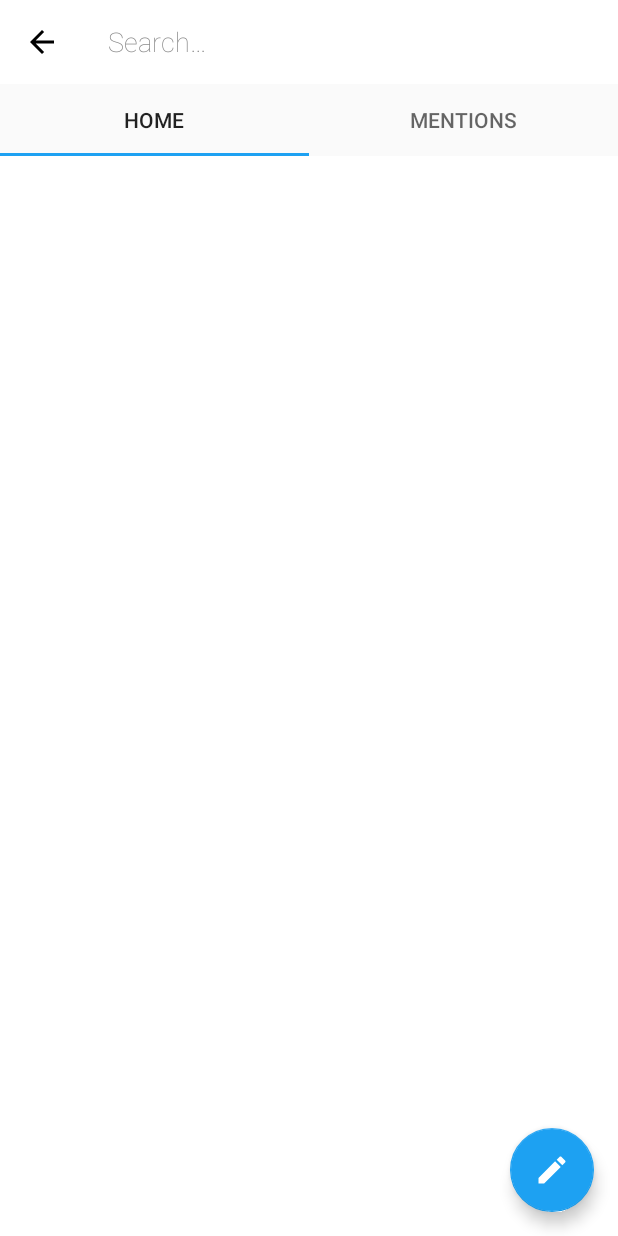
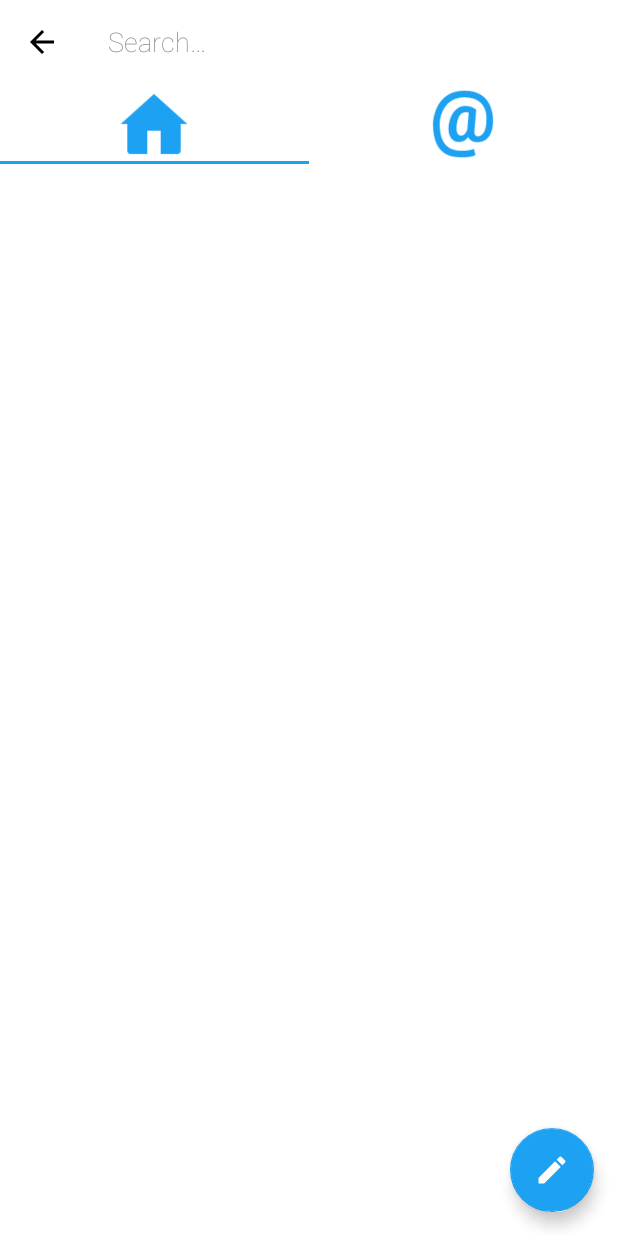
Before and after one commit to ShawnDuan/WxTwitter, an Android app: the TabAndPagerFragment screen opened directly, with no data from a screen before it, after a tap on "Search", on a phone screen of 412 x 824 dp. Run offline under Robolectric (Android 15) with nearby library versions, the phone set to English and light mode, and no system bars; our stand-ins replace ButterKnife; libraries missing offline, so code that uses them is left out: com.loopj.android, cz.msebera.android, jp.wasabeef.glide, org.parceler, rx.android.schedulers and 1 more; pictures from the network do not load; 4 statements that could not run were skipped.

Commit message:
Tab icons.

```diff
--- a/app/src/main/java/com/shawn_duan/wxtwitter/adapters/TimelineFragmentPagerAdapter.java
+++ b/app/src/main/java/com/shawn_duan/wxtwitter/adapters/TimelineFragmentPagerAdapter.java
@@ -1,10 +1,16 @@
 package com.shawn_duan.wxtwitter.adapters;
 
 import android.content.Context;
+import android.graphics.drawable.Drawable;
 import android.support.v4.app.Fragment;
 import android.support.v4.app.FragmentManager;
 import android.support.v4.app.FragmentPagerAdapter;
+import android.support.v4.content.ContextCompat;
+import android.text.Spannable;
+import android.text.SpannableString;
+import android.text.style.ImageSpan;
 
+import com.shawn_duan.wxtwitter.R;
 import com.shawn_duan.wxtwitter.fragments.HomeTimelineFragment;
 import com.shawn_duan.wxtwitter.fragments.MentionsTimelineFragment;
 
@@ -15,6 +21,12 @@ import com.shawn_duan.wxtwitter.fragments.MentionsTimelineFragment;
 public class TimelineFragmentPagerAdapter extends FragmentPagerAdapter {
 
     private String tabTitles[] = new String[] { "Home", "Mentions"};
+
+    private int[] imageResId = {
+            R.drawable.ic_home_blue,
+            R.drawable.ic_at_blue,
+    };
+
     final int PAGE_COUNT = tabTitles.length;
 
     private Context context;
@@ -43,7 +55,11 @@ public class TimelineFragmentPagerAdapter extends FragmentPagerAdapter {
 
     @Override
     public CharSequence getPageTitle(int position) {
-        // Generate title based on item position
-        return tabTitles[position];
+        Drawable image = ContextCompat.getDrawable(context, imageResId[position]);
+        image.setBounds(0, 0, 80, 80);
+        SpannableString sb = new SpannableString(" ");
+        ImageSpan imageSpan = new ImageSpan(image, ImageSpan.ALIGN_BOTTOM);
+        sb.setSpan(imageSpan, 0, 1, Spannable.SPAN_EXCLUSIVE_EXCLUSIVE);
+        return sb;
     }
 }
--- a/app/src/main/res/layout/fragment_tab_and_pager.xml
+++ b/app/src/main/res/layout/fragment_tab_and_pager.xml
@@ -7,15 +7,17 @@
 
     <android.support.design.widget.TabLayout
         android:id="@+id/sliding_tabs"
+        style="@style/MyCustomTabLayout"
         android:layout_width="match_parent"
         android:layout_height="wrap_content"
-        app:tabMode="fixed" />
+        android:background="@color/white"
+        app:tabMode="fixed"/>
 
     <android.support.v4.view.ViewPager
         android:id="@+id/viewpager"
         android:layout_width="match_parent"
         android:layout_height="0px"
         android:layout_weight="1"
-        android:background="@android:color/white" />
+        android:background="@android:color/white"/>
 
 </LinearLayout>
--- a/app/src/main/res/values/styles.xml
+++ b/app/src/main/res/values/styles.xml
@@ -40,4 +40,13 @@
         <item name="android:fontFamily">sans-serif</item>
     </style>
 
+    <!--TabLayout-->
+    <style name="MyCustomTabLayout" parent="Widget.Design.TabLayout">
+        <item name="tabTextAppearance">@style/MyCustomTextAppearance</item>
+    </style>
+
+    <style name="MyCustomTextAppearance" parent="TextAppearance.Design.Tab">
+        <item name="textAllCaps">false</item>
+    </style>
+
 </resources>
```
Also changed, not shown: app/src/main/res/drawable/ic_at_blue.png (added), app/src/main/res/drawable/ic_at_grey.png (added), app/src/main/res/drawable/ic_home_blue.png (added), app/src/main/res/drawable/ic_home_grey.png (added).
